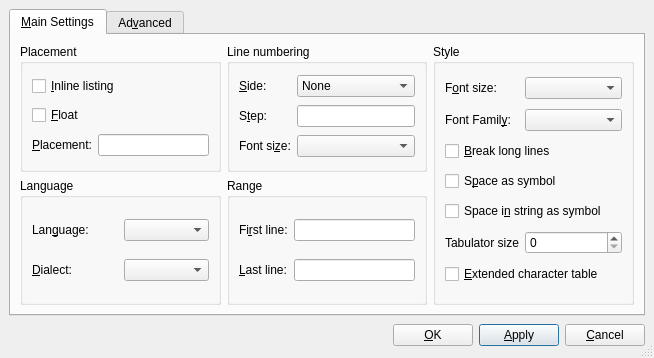
The window that src/frontends/qt4/ui/ListingsUi.ui (cburschka/lyx) describes before a commit, drawn with Qt 5.
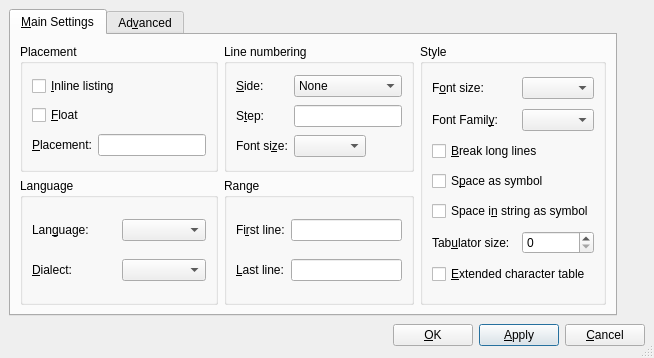
The same window after the commit.

Patch:
```diff
--- a/src/frontends/qt4/ui/ListingsUi.ui
+++ b/src/frontends/qt4/ui/ListingsUi.ui
@@ -28,7 +28,9 @@
    <item row="0" column="0" >
     <widget class="QTabWidget" name="listingsTW" >
      <property name="sizePolicy" >
-      <sizepolicy vsizetype="MinimumExpanding" hsizetype="MinimumExpanding" >
+      <sizepolicy>
+       <hsizetype>0</hsizetype>
+       <vsizetype>0</vsizetype>
        <horstretch>0</horstretch>
        <verstretch>0</verstretch>
       </sizepolicy>
@@ -139,7 +141,9 @@
           <item row="2" column="1" >
            <widget class="QComboBox" name="numberFontSizeCO" >
             <property name="sizePolicy" >
-             <sizepolicy vsizetype="Fixed" hsizetype="Expanding" >
+             <sizepolicy>
+              <hsizetype>0</hsizetype>
+              <vsizetype>0</vsizetype>
               <horstretch>0</horstretch>
               <verstretch>0</verstretch>
              </sizepolicy>
@@ -368,7 +372,9 @@
           <item row="0" column="1" >
            <widget class="QComboBox" name="fontsizeCO" >
             <property name="sizePolicy" >
-             <sizepolicy vsizetype="Fixed" hsizetype="Expanding" >
+             <sizepolicy>
+              <hsizetype>0</hsizetype>
+              <vsizetype>0</vsizetype>
               <horstretch>0</horstretch>
               <verstretch>0</verstretch>
              </sizepolicy>
@@ -403,7 +409,9 @@
           <item row="1" column="1" >
            <widget class="QComboBox" name="fontstyleCO" >
             <property name="sizePolicy" >
-             <sizepolicy vsizetype="Fixed" hsizetype="Expanding" >
+             <sizepolicy>
+              <hsizetype>0</hsizetype>
+              <vsizetype>0</vsizetype>
               <horstretch>0</horstretch>
               <verstretch>0</verstretch>
              </sizepolicy>
@@ -464,7 +472,10 @@
           <item row="6" column="0" >
            <widget class="QLabel" name="tabsizeL" >
             <property name="text" >
-             <string>Tabulator size</string>
+             <string>Tab&amp;ulator size:</string>
+            </property>
+            <property name="buddy" >
+             <cstring>tabsizeSB</cstring>
             </property>
            </widget>
           </item>
```
Left out of the diff: 47 changed lines with no effect on the pictures.
